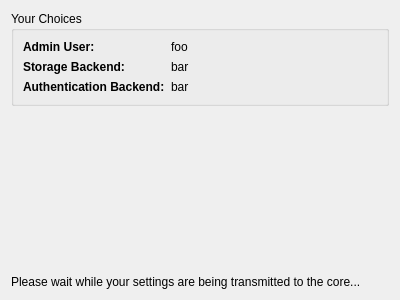
Qt form src/qtui/ui/coreconfigwizardsyncpage.ui (quassel/quassel) before a commit.
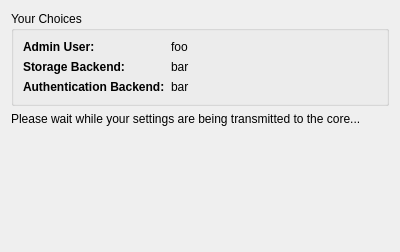
The same form after that commit.

Commit message:
Fix layout issues in CoreConfigWizard; cleanup
Qt has trouble layouting widgets dynamically added to wizard pages,
so switch to using QStackedWidget for storage and authenticator
settings. Add size policies as needed and explicitly set the size of
all pages to fit the largest one to ensure that the wizard is large
enough.

While we're at it, clean up related code a bit.

Closes GH-170.

What changed in the file:
```diff
--- a/src/qtui/ui/coreconfigwizardsyncpage.ui
+++ b/src/qtui/ui/coreconfigwizardsyncpage.ui
@@ -7,7 +7,7 @@
     <x>0</x>
     <y>0</y>
     <width>400</width>
-    <height>300</height>
+    <height>252</height>
    </rect>
   </property>
   <property name="windowTitle">
@@ -104,19 +104,6 @@
      </layout>
     </widget>
    </item>
-   <item>
-    <spacer>
-     <property name="orientation">
-      <enum>Qt::Vertical</enum>
-     </property>
-     <property name="sizeHint" stdset="0">
-      <size>
-       <width>20</width>
-       <height>40</height>
-      </size>
-     </property>
-    </spacer>
-   </item>
    <item>
     <widget class="QLabel" name="status">
      <property name="text">
@@ -130,6 +117,19 @@
      </property>
     </widget>
    </item>
+   <item>
+    <spacer>
+     <property name="orientation">
+      <enum>Qt::Vertical</enum>
+     </property>
+     <property name="sizeHint" stdset="0">
+      <size>
+       <width>0</width>
+       <height>0</height>
+      </size>
+     </property>
+    </spacer>
+   </item>
   </layout>
  </widget>
  <resources/>
```
The commit also changes 5 other files.
